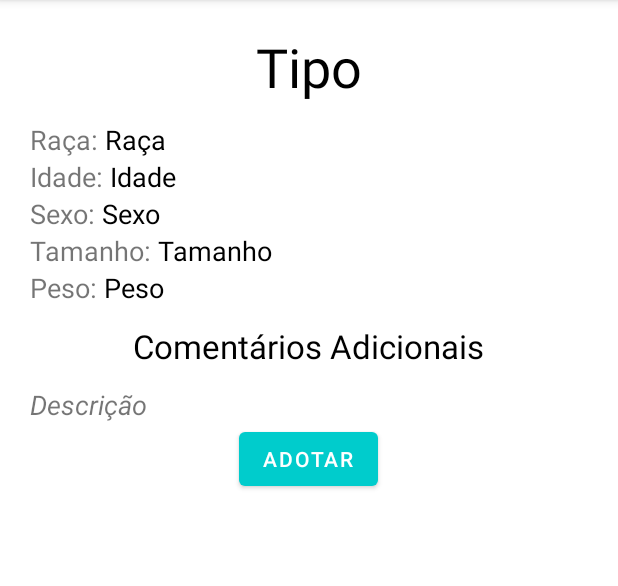
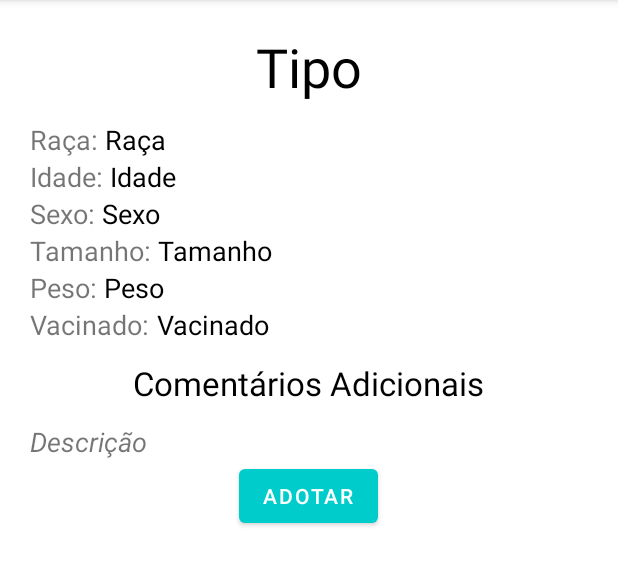
Before and after one commit to uriellopes/AdotePets, an Android app: the DetalhePetFragment screen opened directly, with no data from a screen before it, on a phone screen of 412 x 824 dp, the part 84-670 px from its top. Run offline under Robolectric (Android 15) with nearby library versions, the light colour scheme and no system bars; 2 statements that could not run were skipped.

Commit message:
Adicionar atributo vacinado na classe pet e mostrar informacao no fragment de detalhe

```diff
--- a/app/src/main/java/com/example/adotepets/fragments/DetalhePetFragment.java
+++ b/app/src/main/java/com/example/adotepets/fragments/DetalhePetFragment.java
@@ -22,7 +22,7 @@ public class DetalhePetFragment extends Fragment {
     int position;
     Button btnAdotar;
 
-    TextView detalhe_tipo, detalhe_raca, detalhe_descricao, detalhe_idade, detalhe_sexo, detalhe_tamanho, detalhe_peso;
+    TextView detalhe_tipo, detalhe_raca, detalhe_descricao, detalhe_idade, detalhe_sexo, detalhe_tamanho, detalhe_peso, detalhe_vacinado;
 
     public DetalhePetFragment() {
         // Required empty public constructor
@@ -58,6 +58,7 @@ public class DetalhePetFragment extends Fragment {
         detalhe_tamanho = layout.findViewById(R.id.detalhe_tamanho);
         detalhe_peso = layout.findViewById(R.id.detalhe_peso);
         detalhe_idade = layout.findViewById(R.id.detalhe_idade);
+        detalhe_vacinado = layout.findViewById(R.id.detalhe_vacinado);
 
         btnAdotar = layout.findViewById(R.id.btnAdotar);
         btnAdotar.setOnClickListener(new View.OnClickListener() {
@@ -75,6 +76,7 @@ public class DetalhePetFragment extends Fragment {
             detalhe_idade.setText(pet.getIdade());
             detalhe_tamanho.setText(pet.getTamanho());
             detalhe_peso.setText(pet.getPeso());
+            detalhe_vacinado.setText(pet.getVacinado());
         }
 
         return layout;
--- a/app/src/main/res/layout/fragment_detalhe_pet.xml
+++ b/app/src/main/res/layout/fragment_detalhe_pet.xml
@@ -141,6 +141,29 @@
 
         </LinearLayout>
 
+        <LinearLayout
+            android:layout_width="match_parent"
+            android:layout_height="wrap_content">
+
+            <TextView
+                android:layout_width="wrap_content"
+                android:layout_height="wrap_content"
+                android:labelFor="@+id/detalhe_vacinado"
+                android:textSize="18dp"
+                android:text="Vacinado: "/>
+
+            <TextView
+                android:layout_width="wrap_content"
+                android:layout_height="wrap_content"
+                android:text="Vacinado"
+                android:textColor="@color/black"
+                android:layout_weight="1"
+                android:textSize="18dp"
+                android:id="@+id/detalhe_vacinado" />
+
+
+        </LinearLayout>
+
     </LinearLayout>
 
     <LinearLayout
```
Also changed, not shown: app/src/main/java/com/example/adotepets/MainActivity.java (+7 -7 lines), app/src/main/java/com/example/adotepets/model/Pet.java (+11 -1 lines).
